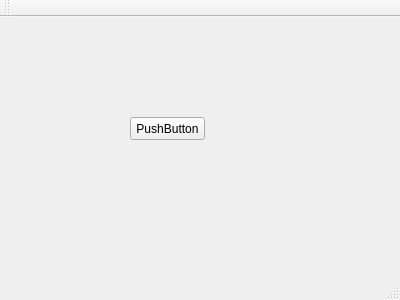
The window that mainwindow.ui (laszloh/Code128Generator) describes before a commit, drawn with Qt 5.
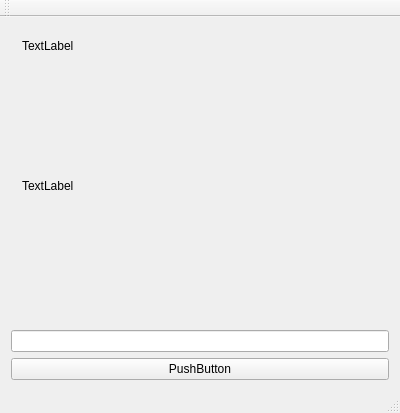
The same window after the commit. Custom widgets are drawn as their Qt base class.

The edit to the form file:
```diff
--- a/mainwindow.ui
+++ b/mainwindow.ui
@@ -7,26 +7,63 @@
     <x>0</x>
     <y>0</y>
     <width>400</width>
-    <height>300</height>
+    <height>413</height>
    </rect>
   </property>
   <property name="windowTitle">
    <string>MainWindow</string>
   </property>
   <widget class="QWidget" name="centralWidget">
-   <widget class="QPushButton" name="pushButton">
-    <property name="geometry">
-     <rect>
-      <x>130</x>
-      <y>100</y>
-      <width>75</width>
-      <height>23</height>
-     </rect>
+   <layout class="QVBoxLayout" name="verticalLayout">
+    <property name="spacing">
+     <number>6</number>
     </property>
-    <property name="text">
-     <string>PushButton</string>
+    <property name="sizeConstraint">
+     <enum>QLayout::SetMinimumSize</enum>
     </property>
-   </widget>
+    <item>
+     <widget class="QWidget" name="widget" native="true">
+      <layout class="QVBoxLayout" name="verticalLayout_2">
+       <property name="spacing">
+        <number>6</number>
+       </property>
+       <item>
+        <widget class="QLabel" name="label_2">
+         <property name="autoFillBackground">
+          <bool>true</bool>
+         </property>
+         <property name="text">
+          <string>TextLabel</string>
+         </property>
+        </widget>
+       </item>
+       <item>
+        <widget class="GenCode128" name="label">
+         <property name="sizePolicy">
+          <sizepolicy hsizetype="Preferred" vsizetype="Expanding">
+           <horstretch>0</horstretch>
+           <verstretch>0</verstretch>
+          </sizepolicy>
+         </property>
+         <property name="text">
+          <string>TextLabel</string>
+         </property>
+        </widget>
+       </item>
+      </layout>
+     </widget>
+    </item>
+    <item>
+     <widget class="QLineEdit" name="lineEdit"/>
+    </item>
+    <item>
+     <widget class="QPushButton" name="pushButton">
+      <property name="text">
+       <string>PushButton</string>
+      </property>
+     </widget>
+    </item>
+   </layout>
   </widget>
   <widget class="QMenuBar" name="menuBar">
    <property name="geometry">
@@ -49,6 +86,13 @@
   <widget class="QStatusBar" name="statusBar"/>
  </widget>
  <layoutdefault spacing="6" margin="11"/>
+ <customwidgets>
+  <customwidget>
+   <class>GenCode128</class>
+   <extends>QLabel</extends>
+   <header>gencode128.h</header>
+  </customwidget>
+ </customwidgets>
  <resources/>
  <connections/>
 </ui>
```
Left out of the diff: 2 changed lines with no effect on the pictures.
